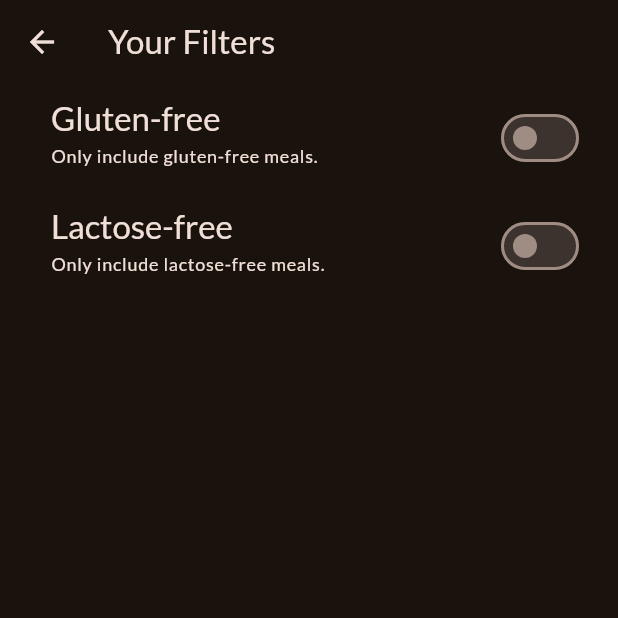
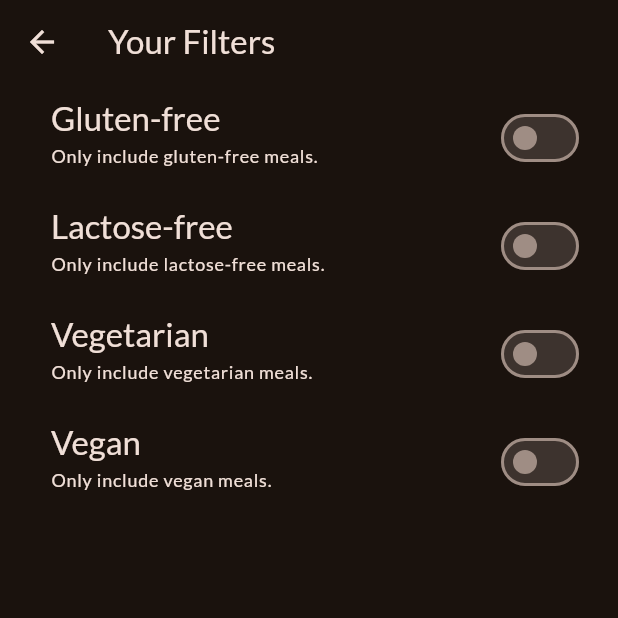
Before and after one commit to hoosamMr/FlutterMealsApp, a Flutter app: the FiltersScreen screen opened directly, on a phone screen of 412 x 824 dp, the top half of it. Run offline on Flutter 3.47's test engine with Material 3 defaults, Android fonts, the phone set to English and light mode, and no system bars; our stand-ins replace google_fonts, transparent_image.

```diff
--- a/lib/screens/filters.dart
+++ b/lib/screens/filters.dart
@@ -2,6 +2,12 @@ import 'package:flutter/material.dart';
 //import 'package:meals/screens/tabs.dart';
 //import 'package:meals/widgets/main_drawer.dart';
 
+enum Filter{
+  glutenFree,
+  lactoseFree,
+  vegetarian,
+  vegan,
+}
 class FiltersScreen extends StatefulWidget {
   const FiltersScreen({super.key});
 
@@ -14,8 +20,8 @@ class FiltersScreen extends StatefulWidget {
 class _FiltersScreen extends State<FiltersScreen> {
   var _glutenFreeFilterSet = false;
   var _lactoseFreeFilterdSet = false;
-  var _vagetarianFreeFilterdSet = false;
-  var _veganFreeFilterdSet = false;
+  var _vagetarianFilterdSet = false;
+  var _veganFilterdSet = false;
 
   @override
   Widget build(BuildContext context) {
@@ -38,7 +44,18 @@ class _FiltersScreen extends State<FiltersScreen> {
       //   },
       // ),
 
-      body: Column(children: [
+      body: WillPopScope(
+        onWillPop: () async {
+          Navigator.of(context).pop({
+            Filter.glutenFree: _glutenFreeFilterSet,
+            Filter.lactoseFree: _lactoseFreeFilterdSet,
+            Filter.vegetarian: _veganFilterdSet,
+            Filter.vegan: _veganFilterdSet,
+          });
+          return false;
+         },
+        child: Column(
+          children: [
           SwitchListTile(
             value: _glutenFreeFilterSet,
             onChanged: (isCheked) {
@@ -63,11 +80,12 @@ class _FiltersScreen extends State<FiltersScreen> {
             activeColor: Theme.of(context).colorScheme.tertiary,
             contentPadding: const EdgeInsets.only(left: 34, right: 22),
           ),
+
            SwitchListTile(
-          value: _glutenFreeFilterSet,
+            value: _lactoseFreeFilterdSet,
             onChanged: (isCheked) {
               setState(() {
-              _glutenFreeFilterSet = isCheked;
+                _lactoseFreeFilterdSet = isCheked;
               });
             },
             title: Text(
@@ -87,7 +105,56 @@ class _FiltersScreen extends State<FiltersScreen> {
             activeColor: Theme.of(context).colorScheme.tertiary,
             contentPadding: const EdgeInsets.only(left: 34, right: 22),
           ),
+          SwitchListTile(
+            value: _vagetarianFilterdSet,
+            onChanged: (isCheked) {
+              setState(() {
+                _vagetarianFilterdSet = isCheked;
+              });
+            },
+            title: Text(
+              'Vegetarian',
+              style: Theme.of(context)
+                  .textTheme
+                  .titleLarge!
+                  .copyWith(color: Theme.of(context).colorScheme.onBackground),
+            ),
+            subtitle: Text(
+              'Only include vegetarian meals.',
+              style: Theme.of(context)
+                  .textTheme
+                  .labelMedium!
+                  .copyWith(color: Theme.of(context).colorScheme.onBackground),
+            ),
+            activeColor: Theme.of(context).colorScheme.tertiary,
+            contentPadding: const EdgeInsets.only(left: 34, right: 22),
+          ),
+          SwitchListTile(
+            value: _veganFilterdSet,
+            onChanged: (isCheked) {
+              setState(() {
+                _veganFilterdSet = isCheked;
+              });
+            },
+            title: Text(
+              'Vegan',
+              style: Theme.of(context)
+                  .textTheme
+                  .titleLarge!
+                  .copyWith(color: Theme.of(context).colorScheme.onBackground),
+            ),
+            subtitle: Text(
+              'Only include vegan meals.',
+              style: Theme.of(context)
+                  .textTheme
+                  .labelMedium!
+                  .copyWith(color: Theme.of(context).colorScheme.onBackground),
+            ),
+            activeColor: Theme.of(context).colorScheme.tertiary,
+            contentPadding: const EdgeInsets.only(left: 34, right: 22),
+          ),
         ]),
+      ),
     );
   }
 }
```
Lines whose indentation alone changed are shown as unchanged.
